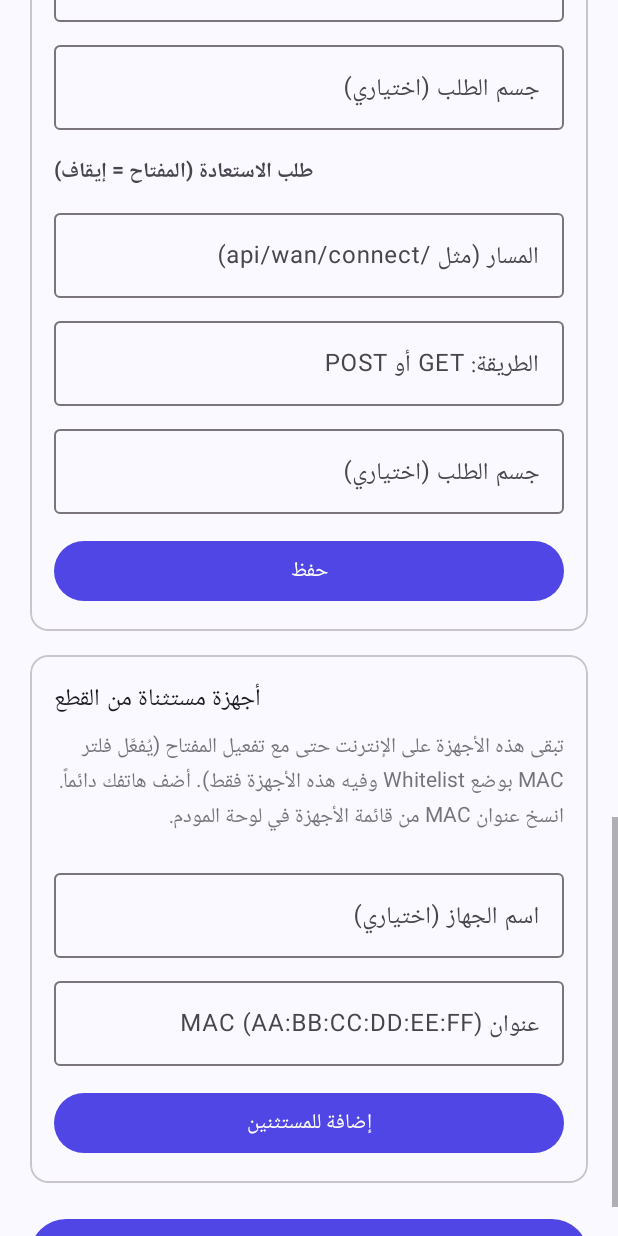
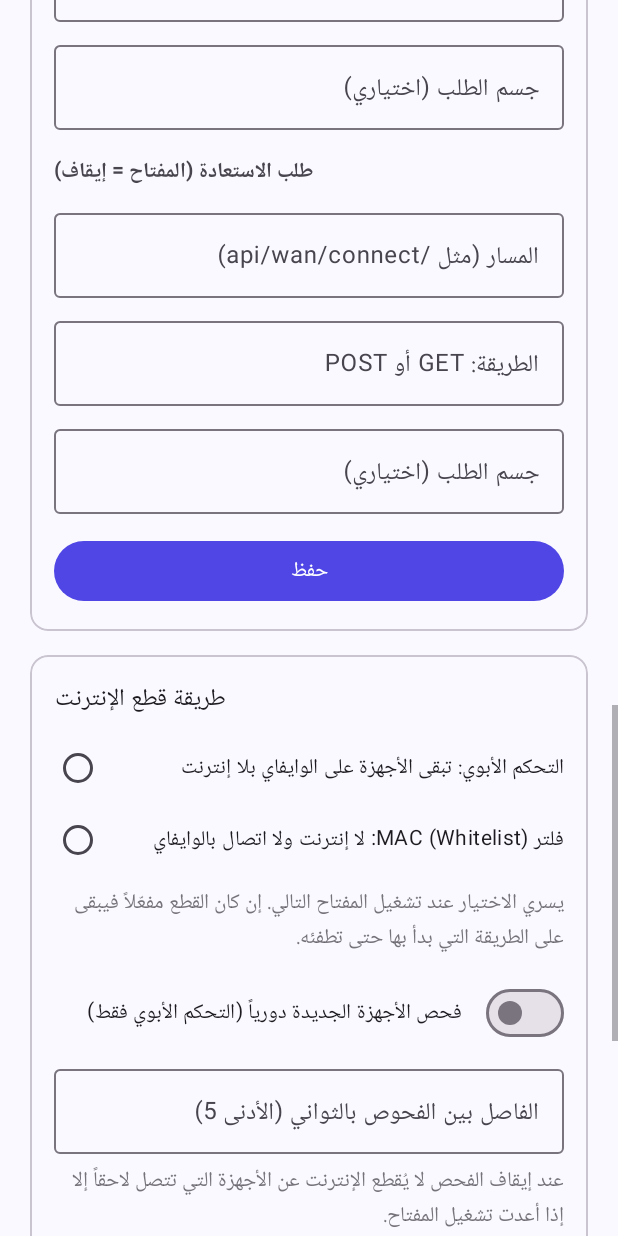
Before and after one commit to free03free/tenda, an Android app: the layout activity_settings.xml on its own in the app's theme, with its tools: preview values and no code run, scrolled down 1730 dp, on a phone screen of 412 x 824 dp. Run offline under Robolectric (Android 15) with nearby library versions, the phone set to English and light mode, and no system bars.

Commit message:
Update 5 files via L2SBuilder — 2026-11-20 13:13

```diff
--- a/app/src/main/res/layout/activity_settings.xml
+++ b/app/src/main/res/layout/activity_settings.xml
@@ -215,10 +215,46 @@
             <LinearLayout android:layout_width="match_parent" android:layout_height="wrap_content"
                 android:orientation="vertical" android:padding="16dp">
                 <TextView android:layout_width="wrap_content" android:layout_height="wrap_content"
+                    android:text="طريقة قطع الإنترنت" android:textAppearance="?attr/textAppearanceTitleMedium" />
+                <RadioGroup android:id="@+id/rgBlockMethod" android:layout_width="match_parent"
+                    android:layout_height="wrap_content" android:layout_marginTop="8dp">
+                    <RadioButton android:id="@+id/rbMethodParental" android:layout_width="match_parent"
+                        android:layout_height="wrap_content"
+                        android:text="التحكم الأبوي: تبقى الأجهزة على الوايفاي بلا إنترنت" />
+                    <RadioButton android:id="@+id/rbMethodMac" android:layout_width="match_parent"
+                        android:layout_height="wrap_content"
+                        android:text="فلتر MAC (Whitelist): لا إنترنت ولا اتصال بالوايفاي" />
+                </RadioGroup>
+                <TextView android:layout_width="match_parent" android:layout_height="wrap_content"
+                    android:layout_marginTop="6dp" android:alpha="0.75"
+                    android:text="يسري الاختيار عند تشغيل المفتاح التالي. إن كان القطع مفعّلاً فيبقى على الطريقة التي بدأ بها حتى تطفئه." />
+                <com.google.android.material.materialswitch.MaterialSwitch android:id="@+id/swSweep"
+                    android:layout_width="match_parent" android:layout_height="wrap_content"
+                    android:layout_marginTop="14dp"
+                    android:text="فحص الأجهزة الجديدة دورياً (التحكم الأبوي فقط)" />
+                <com.google.android.material.textfield.TextInputLayout
+                    style="@style/Widget.Material3.TextInputLayout.OutlinedBox"
+                    android:layout_width="match_parent" android:layout_height="wrap_content"
+                    android:layout_marginTop="8dp" android:hint="الفاصل بين الفحوص بالثواني (الأدنى 5)">
+                    <com.google.android.material.textfield.TextInputEditText android:id="@+id/etSweepSecs"
+                        android:layout_width="match_parent" android:layout_height="wrap_content"
+                        android:inputType="number" android:textDirection="ltr" />
+                </com.google.android.material.textfield.TextInputLayout>
+                <TextView android:layout_width="match_parent" android:layout_height="wrap_content"
+                    android:layout_marginTop="6dp" android:alpha="0.75"
+                    android:text="عند إيقاف الفحص لا يُقطع الإنترنت عن الأجهزة التي تتصل لاحقاً إلا إذا أعدت تشغيل المفتاح." />
+            </LinearLayout>
+        </com.google.android.material.card.MaterialCardView>
+
+        <com.google.android.material.card.MaterialCardView style="@style/Widget.Material3.CardView.Outlined"
+            android:layout_width="match_parent" android:layout_height="wrap_content" android:layout_marginTop="16dp">
+            <LinearLayout android:layout_width="match_parent" android:layout_height="wrap_content"
+                android:orientation="vertical" android:padding="16dp">
+                <TextView android:layout_width="wrap_content" android:layout_height="wrap_content"
                     android:text="أجهزة مستثناة من القطع" android:textAppearance="?attr/textAppearanceTitleMedium" />
                 <TextView android:layout_width="match_parent" android:layout_height="wrap_content"
                     android:layout_marginTop="6dp" android:alpha="0.75"
-                    android:text="تبقى هذه الأجهزة على الإنترنت حتى مع تفعيل المفتاح (يُفعَّل فلتر MAC بوضع Whitelist وفيه هذه الأجهزة فقط). أضف هاتفك دائماً. انسخ عنوان MAC من قائمة الأجهزة في لوحة المودم." />
+                    android:text="تبقى هذه الأجهزة على الإنترنت حتى مع تفعيل المفتاح (بالتحكم الأبوي لا يُفعَّل عليها، وبفلتر MAC تدخل القائمة البيضاء). أضف هاتفك دائماً. انسخ عنوان MAC من قائمة الأجهزة في لوحة المودم." />
                 <LinearLayout android:id="@+id/exemptList" android:layout_width="match_parent"
                     android:layout_height="wrap_content" android:layout_marginTop="10dp" android:orientation="vertical" />
                 <com.google.android.material.textfield.TextInputLayout
```
Also changed, not shown: app/src/main/java/com/example/modemcontrol/PanelBlock.kt (+106 -16 lines), app/src/main/java/com/example/modemcontrol/SettingsActivity.kt (+23 -0 lines), app/src/main/java/com/example/modemcontrol/WebPanelActivity.kt (+16 -1 lines), 1 other file.
